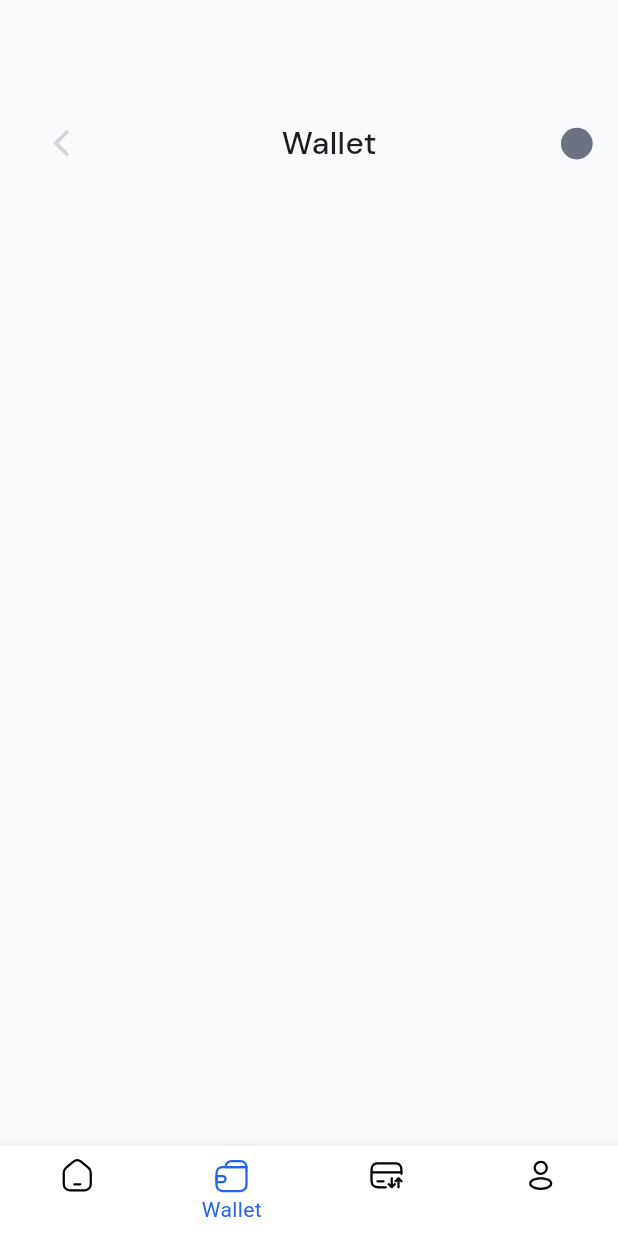
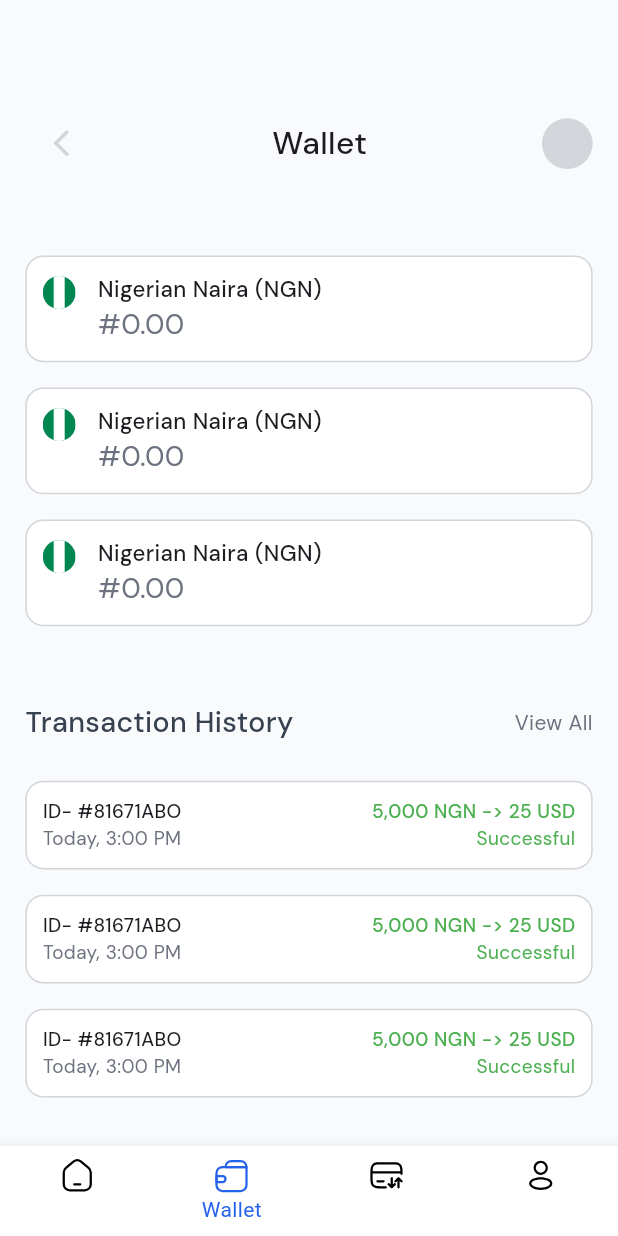
Before and after one commit to Shiido1/Daalu-Pay, a Flutter app: the Dashboard screen opened directly, item 2 of the bottom bar chosen, on a phone screen of 412 x 824 dp. Run offline on Flutter 3.47's test engine with Material 3 defaults, Android fonts, the phone set to English and light mode, and no system bars; our stand-ins replace flutter_screenutil, flutter_svg, google_fonts, pin_code_fields.

Commit message:
committing work on dashboard n trans

```diff
--- a/lib/ui/screen/dashboard/dashboard_screen.dart
+++ b/lib/ui/screen/dashboard/dashboard_screen.dart
@@ -9,6 +9,7 @@ import 'package:flutter_svg/svg.dart';
 import '../../app_assets/app_color.dart';
 import '../../app_assets/app_image.dart';
 import '../../widget/text_widget.dart';
+import 'transaction/transaction_screen.dart';
 import 'wallet/wallet_screen.dart';
 
 class Dashboard extends StatefulWidget {
@@ -24,7 +25,7 @@ class _DashboardState extends State<Dashboard> {
   final List<Widget> _body = [
     const HomeScreen(),
     const WalletScreen(),
-    Container(),
+    const TransactionScreen(),
     Container(),
   ];
 
--- a/lib/ui/screen/dashboard/wallet/wallet_screen.dart
+++ b/lib/ui/screen/dashboard/wallet/wallet_screen.dart
@@ -1,5 +1,7 @@
+import 'package:daalu_pay/ui/app_assets/app_image.dart';
 import 'package:flutter/material.dart';
 import 'package:flutter_screenutil/flutter_screenutil.dart';
+import 'package:flutter_svg/svg.dart';
 
 import '../../../app_assets/app_color.dart';
 import '../../../widget/text_widget.dart';
@@ -12,7 +14,7 @@ class WalletScreen extends StatelessWidget {
     return Scaffold(
       backgroundColor: AppColor.light,
       body: SingleChildScrollView(
-        padding: EdgeInsets.symmetric(vertical: 20.w,horizontal: 16.w),
+        padding: EdgeInsets.symmetric(vertical: 20.w, horizontal: 16.w),
         child: Column(
           crossAxisAlignment: CrossAxisAlignment.start,
           children: [
@@ -35,14 +37,123 @@ class WalletScreen extends StatelessWidget {
                   fontWeight: FontWeight.w500,
                 ),
                 Container(
-                  padding: EdgeInsets.all(10.w),
-                  decoration: BoxDecoration(
+                  padding: EdgeInsets.all(16.w),
+                  decoration: const BoxDecoration(
                     shape: BoxShape.circle,
-                    color: AppColor.grey,
+                    color: AppColor.inGrey,
                   ),
                 )
               ],
             ),
+            SizedBox(
+              height: 60.h,
+            ),
+            ...[1, 2, 3].map((e) => Container(
+                  padding: EdgeInsets.all(10.w),
+                  margin: EdgeInsets.only(bottom: 16.w),
+                  decoration: BoxDecoration(
+                      color: AppColor.white,
+                      border: Border.all(color: AppColor.inGrey),
+                      borderRadius: BorderRadius.circular(12)),
+                  child: Row(
+                    crossAxisAlignment: CrossAxisAlignment.start,
+                    children: [
+                      Padding(
+                        padding: EdgeInsets.only(top: 2.w),
+                        child: SvgPicture.asset(AppImage.nigeria),
+                      ),
+                      SizedBox(
+                        width: 14.w,
+                      ),
+                      Column(
+                        crossAxisAlignment: CrossAxisAlignment.start,
+                        children: [
+                          TextView(
+                            text: 'Nigerian Naira (NGN)',
+                            fontSize: 14.sp,
+                            fontWeight: FontWeight.w500,
+                          ),
+                          TextView(
+                            text: '#0.00',
+                            fontSize: 18.sp,
+                            color: AppColor.grey,
+                            fontWeight: FontWeight.w400,
+                          ),
+                        ],
+                      )
+                    ],
+                  ),
+                )),
+            SizedBox(
+              height: 40.h,
+            ),
+            Row(
+              mainAxisAlignment: MainAxisAlignment.spaceBetween,
+              children: [
+                TextView(
+                  text: 'Transaction History',
+                  color: AppColor.greyKind,
+                  fontSize: 18.sp,
+                  fontWeight: FontWeight.w500,
+                ),
+                TextView(
+                  text: 'View All',
+                  color: AppColor.grey,
+                  fontSize: 13.2.sp,
+                  fontWeight: FontWeight.w400,
+                ),
+              ],
+            ),
+            SizedBox(
+              height: 30.h,
+            ),
+            ...[1, 2, 3].map((o) => Container(
+                  padding: EdgeInsets.all(10.w),
+                  margin: EdgeInsets.only(bottom: 16.w),
+                  decoration: BoxDecoration(
+                      color: AppColor.white,
+                      border: Border.all(color: AppColor.inGrey),
+                      borderRadius: BorderRadius.circular(12)),
+                  child: Row(
+                    crossAxisAlignment: CrossAxisAlignment.start,
+                    mainAxisAlignment: MainAxisAlignment.spaceBetween,
+                    children: [
+                      Column(
+                        crossAxisAlignment: CrossAxisAlignment.start,
+                        children: [
+                          TextView(
+                            text: 'ID- #81671ABO',
+                            fontSize: 12.sp,
+                            fontWeight: FontWeight.w500,
+                          ),
+                          TextView(
+                            text: 'Today, 3:00 PM',
+                            fontSize: 12.sp,
+                            color: AppColor.grey,
+                            fontWeight: FontWeight.w400,
+                          ),
+                        ],
+                      ),
+                      Column(
+                        crossAxisAlignment: CrossAxisAlignment.end,
+                        children: [
+                          TextView(
+                            text: '5,000 NGN -> 25 USD',
+                            color: AppColor.green,
+                            fontSize: 12.sp,
+                            fontWeight: FontWeight.w500,
+                          ),
+                          TextView(
+                            text: 'Successful',
+                            fontSize: 12.sp,
+                            color: AppColor.green,
+                            fontWeight: FontWeight.w400,
+                          ),
+                        ],
+                      )
+                    ],
+                  ),
+                ))
           ],
         ),
       ),
```
Also changed, not shown: lib/ui/screen/dashboard/transaction/transaction_screen.dart (added, +196 -0 lines).
